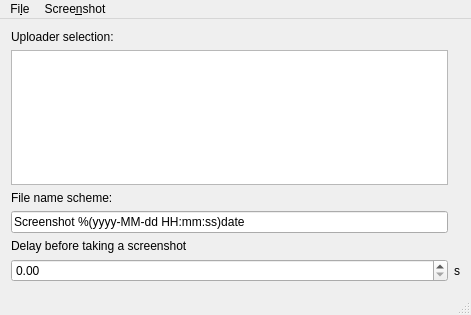
Before: the Qt Designer form mainwindow.ui in ArsenArsen/KShare, drawn with Qt 5.
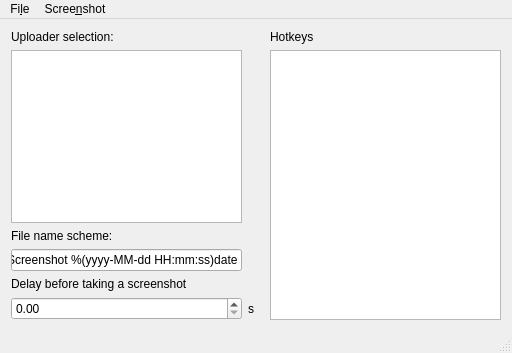
After: the same form once the commit is applied. Icons and pictures are not drawn.

Commit message: Hotkeys and crop improvements

What changed in the file:
```diff
--- a/mainwindow.ui
+++ b/mainwindow.ui
@@ -6,8 +6,8 @@
    <rect>
     <x>0</x>
     <y>0</y>
-    <width>471</width>
-    <height>315</height>
+    <width>512</width>
+    <height>353</height>
    </rect>
   </property>
   <property name="windowTitle">
@@ -56,13 +56,6 @@
       </property>
      </widget>
     </item>
-    <item row="5" column="1">
-     <widget class="QLabel" name="label_4">
-      <property name="text">
-       <string>s</string>
-      </property>
-     </widget>
-    </item>
     <item row="1" column="0">
      <widget class="QListWidget" name="uploaderList"/>
     </item>
@@ -76,6 +69,36 @@
       </property>
      </widget>
     </item>
+    <item row="1" column="1">
+     <spacer name="horizontalSpacer">
+      <property name="orientation">
+       <enum>Qt::Horizontal</enum>
+      </property>
+      <property name="sizeHint" stdset="0">
+       <size>
+        <width>40</width>
+        <height>20</height>
+       </size>
+      </property>
+     </spacer>
+    </item>
+    <item row="5" column="1">
+     <widget class="QLabel" name="label_4">
+      <property name="text">
+       <string>s</string>
+      </property>
+     </widget>
+    </item>
+    <item row="0" column="2">
+     <widget class="QLabel" name="label_5">
+      <property name="text">
+       <string>Hotkeys</string>
+      </property>
+     </widget>
+    </item>
+    <item row="1" column="2" rowspan="5">
+     <widget class="QListWidget" name="hotkeys"/>
+    </item>
    </layout>
   </widget>
   <widget class="QMenuBar" name="menuBar">
@@ -83,7 +106,7 @@
     <rect>
      <x>0</x>
      <y>0</y>
-     <width>471</width>
+     <width>512</width>
      <height>24</height>
     </rect>
    </property>
```
The commit also changes 11 other files.
